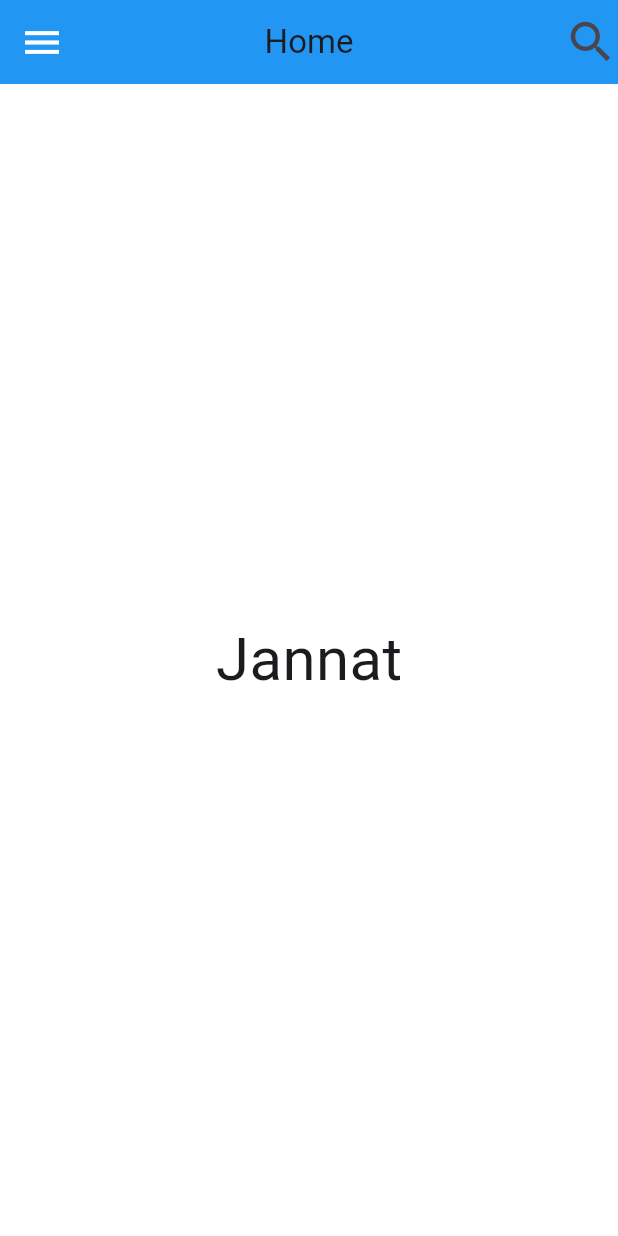
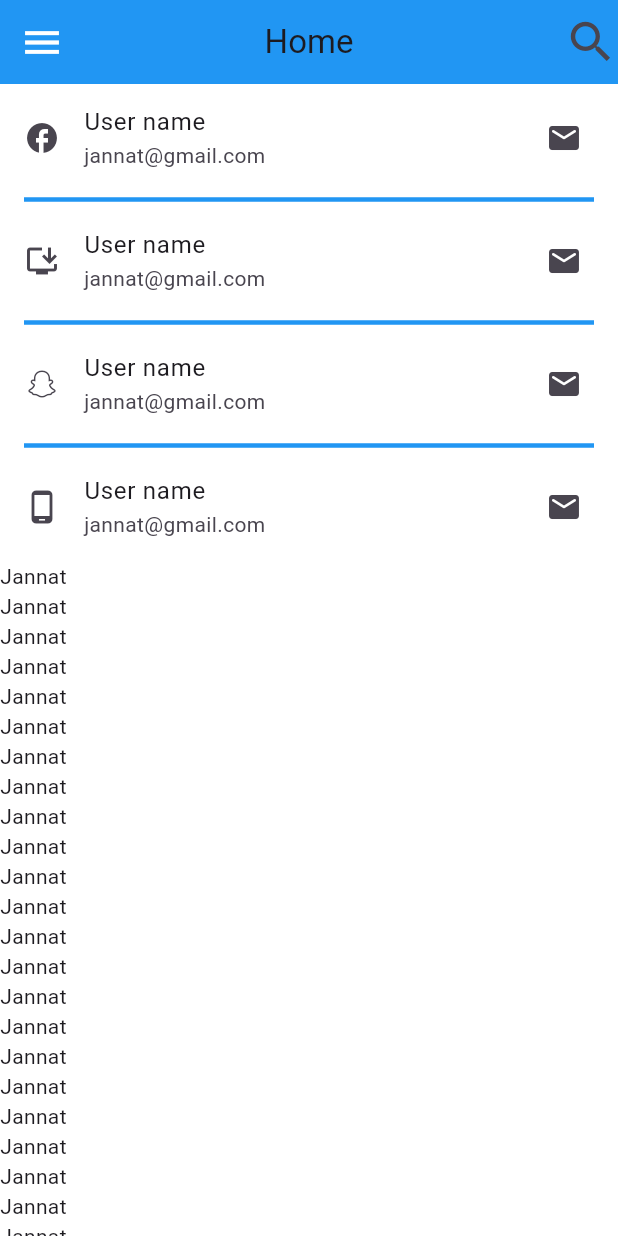
Before and after one commit to jannatous/Practice1, a Flutter app: the screen it shows after launch, on a phone screen of 412 x 824 dp. Run offline on Flutter 3.47's test engine with Material 3 defaults, Android fonts, the phone set to English and light mode, and no system bars.

Commit message:
listtitle,listview,scrollbar

```diff
--- a/lib/main.dart
+++ b/lib/main.dart
@@ -23,23 +23,120 @@ class MyApp extends StatelessWidget{
           ],
         ),
 
-      body:Center(
-        child: Column(
-          mainAxisAlignment: MainAxisAlignment.center,
-          children: [
-          InkWell(
-            onTap: (){
-              print('tapped on Jannat');
-            },
-            borderRadius: BorderRadius.circular(16),
-            onLongPress: (){},
-            child: Text('Jannat',style:TextStyle(fontSize: 40)),
-          ),
-          ],
 
-        ),
-      )
+     body: Scrollbar(
+       thickness: 20,
+       radius: Radius.circular(10),
 
+       child: ListView(
+         children: [
+           ListTile(
+             title: Text('User name'),
+             subtitle: Text('jannat@gmail.com'),
+             leading: Icon(Icons.facebook_rounded),
+             trailing: Icon(Icons.email_rounded),
+             onTap: (){
+               print('List the pressed');
+             },
+           ),
+           Divider(
+             height: 10,
+             thickness: 3,
+             color: Colors.blue,
+             endIndent: 16,
+             indent: 16,
+           ),
+
+
+           ListTile(
+             title: Text('User name'),
+             subtitle: Text('jannat@gmail.com'),
+             leading: Icon(Icons.install_desktop_outlined),
+             trailing: Icon(Icons.email_rounded),
+           ),
+           Divider(
+             height: 10,
+             thickness: 3,
+             color: Colors.blue,
+             endIndent: 16,
+             indent: 16,
+           ),
+
+
+           ListTile(
+             title: Text('User name'),
+             subtitle: Text('jannat@gmail.com'),
+             leading: Icon(Icons.snapchat_rounded),
+             trailing: Icon(Icons.email_rounded),
+           ),
+           Divider(
+             height: 10,
+             thickness: 3,
+             color: Colors.blue,
+             endIndent: 16,
+             indent: 16,
+           ),
+
+
+           ListTile(
+             title: Text('User name'),
+             subtitle: Text('jannat@gmail.com'),
+             leading: Icon(Icons.phone_android_outlined),
+             trailing: Icon(Icons.email_rounded),
+           ),
+
+
+
+
+
+           Text('Jannat'),
+           Text('Jannat'),
+           Text('Jannat'),
+           Text('Jannat'),
+           Text('Jannat'),
+           Text('Jannat'),
+           Text('Jannat'),
+           Text('Jannat'),
+           Text('Jannat'),
+           Text('Jannat'),
+           Text('Jannat'),
+           Text('Jannat'),
+           Text('Jannat'),
+           Text('Jannat'),
+           Text('Jannat'),
+           Text('Jannat'),
+           Text('Jannat'),
+           Text('Jannat'),
+           Text('Jannat'),
+           Text('Jannat'),
+           Text('Jannat'),
+           Text('Jannat'),
+           Text('Jannat'),
+           Text('Jannat'),
+           Text('Jannat'),
+           Text('Jannat'),
+           Text('Jannat'),
+           Text('Jannat'),
+           Text('Jannat'),
+           Text('Jannat'),
+           Text('Jannat'),
+           Text('Jannat'),
+           Text('Jannat'),
+           Text('Jannat'),
+           Text('Jannat'),
+           Text('Jannat'),
+           Text('Jannat'),
+           Text('Jannat'),
+           Text('Jannat'),
+           Text('Jannat'),
+
+
+
+
+
+         ],
+       ),
+     ),
       ),
     );
   }
```
